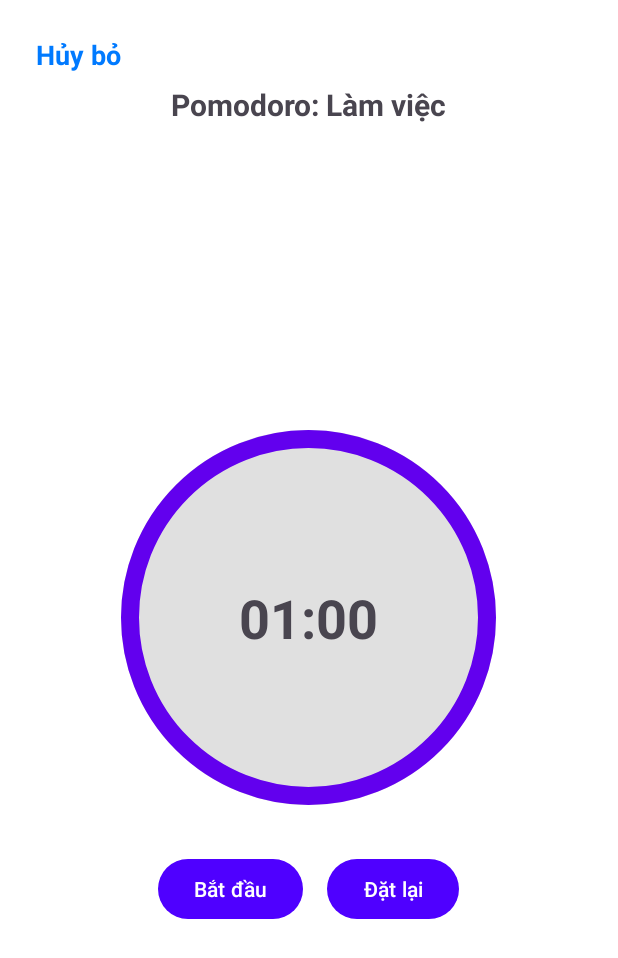
After one commit to PhamNhat2518/android-task-scheduler, an Android app: the PomodoroActivity screen opened directly, with no data from a screen before it, on a phone screen of 412 x 824 dp. The commit adds this screen. Shown: the top 958 px of the screen. Run offline under Robolectric (Android 15) with nearby library versions, the phone set to English and light mode, and no system bars.

Commit message:
Hoàn thành chức năng đồng hồ đếm ngược thời gian

```diff
--- a/app/src/main/AndroidManifest.xml
+++ b/app/src/main/AndroidManifest.xml
@@ -29,6 +29,8 @@
         <activity android:name=".controller.LoginActivity" android:exported="false"/>
         <activity android:name=".controller.RegisterActivity" android:exported="false"/>
         <activity android:name=".controller.ForgotPasswordActivity" android:exported="false"/>
+        <activity android:name=".controller.PomodoroActivity" android:exported="false" />
+
         <activity
             android:name=".controller.SettingsActivity"
             android:exported="false" />
--- /dev/null
+++ b/app/src/main/java/vn/edu/tlu/appquanlylichtrinh/controller/PomodoroActivity.java
@@ -0,0 +1,135 @@
+package vn.edu.tlu.appquanlylichtrinh.controller;
+
+import android.content.Intent;
+import android.media.MediaPlayer;
+import android.os.Bundle;
+import android.os.CountDownTimer;
+import android.widget.Button;
+import android.widget.ProgressBar;
+import android.widget.TextView;
+import android.widget.Toast;
+
+import androidx.appcompat.app.AppCompatActivity;
+
+import java.util.Locale;
+
+import vn.edu.tlu.appquanlylichtrinh.R;
+
+public class PomodoroActivity extends AppCompatActivity {
+
+    private TextView tvTimer, tvMode, tvCancel;
+    private Button btnStartPause, btnReset;
+    private ProgressBar progressBar;
+
+    private CountDownTimer countDownTimer;
+    private boolean isRunning = false;
+    private boolean isWorkMode = true;
+
+    private long timeLeftInMillis;
+    private long totalTimeInMillis;
+
+    private final long WORK_DURATION = 1 * 60 * 1000;  // 25 phút
+    private final long BREAK_DURATION = 5 * 60 * 1000;  // 5 phút
+
+    @Override
+    protected void onCreate(Bundle savedInstanceState) {
+        super.onCreate(savedInstanceState);
+        setContentView(R.layout.activity_pomodoro);
+
+        tvTimer = findViewById(R.id.tvTimer);
+        tvMode = findViewById(R.id.tvMode);
+        btnStartPause = findViewById(R.id.btnStartPause);
+        btnReset = findViewById(R.id.btnReset);
+        progressBar = findViewById(R.id.progressBar);
+        tvCancel = findViewById(R.id.tvCancel); // Nút hủy bỏ
+
+        startNewSession(true); // bắt đầu ở chế độ làm việc
+
+        btnStartPause.setOnClickListener(v -> {
+            if (isRunning) pauseTimer();
+            else startTimer();
+        });
+
+        btnReset.setOnClickListener(v -> resetTimer());
+
+        tvCancel.setOnClickListener(v -> {
+            // Trở về MainActivity
+            Intent intent = new Intent(PomodoroActivity.this, MainActivity.class);
+            intent.setFlags(Intent.FLAG_ACTIVITY_CLEAR_TOP | Intent.FLAG_ACTIVITY_SINGLE_TOP);
+            startActivity(intent);
+            finish();
+        });
+    }
+
+    private void startNewSession(boolean workMode) {
+        isWorkMode = workMode;
+        totalTimeInMillis = isWorkMode ? WORK_DURATION : BREAK_DURATION;
+        timeLeftInMillis = totalTimeInMillis;
+        tvMode.setText(isWorkMode ? "Pomodoro: Làm việc" : "Pomodoro: Nghỉ ngơi");
+        updateTimerUI();
+    }
+
+    private void startTimer() {
+        countDownTimer = new CountDownTimer(timeLeftInMillis, 1000) {
+            public void onTick(long millisUntilFinished) {
+                timeLeftInMillis = millisUntilFinished;
+                updateTimerUI();
+            }
+
+            public void onFinish() {
+                isRunning = false;
+
+                // Phát âm thanh và thông báo
+                playAlarm();
+                String message = isWorkMode ? "✅ Hết phiên làm việc! Đến giờ nghỉ ngơi." : "☕ Hết phiên nghỉ! Quay lại làm việc.";
+                Toast.makeText(PomodoroActivity.this, message, Toast.LENGTH_LONG).show();
+
+                // Tự động chuyển sang phiên tiếp theo
+                startNewSession(!isWorkMode);
+                updateTimerUI();
+                btnStartPause.setText("Bắt đầu");
+            }
+
+        }.start();
+
+        isRunning = true;
+        btnStartPause.setText("Tạm dừng");
+    }
+
+    private void pauseTimer() {
+        if (countDownTimer != null) countDownTimer.cancel();
+        isRunning = false;
+        btnStartPause.setText("Tiếp tục");
+    }
+
+    private void resetTimer() {
+        if (countDownTimer != null) countDownTimer.cancel();
+        isRunning = false;
+        timeLeftInMillis = totalTimeInMillis;
+        updateTimerUI();
+        btnStartPause.setText("Bắt đầu");
+    }
+
+    private void updateTimerUI() {
+        int minutes = (int) (timeLeftInMillis / 1000) / 60;
+        int seconds = (int) (timeLeftInMillis / 1000) % 60;
+        String timeFormatted = String.format(Locale.getDefault(), "%02d:%02d", minutes, seconds);
+        tvTimer.setText(timeFormatted);
+
+        int progress = (int) (100 * timeLeftInMillis / totalTimeInMillis);
+        progressBar.setProgress(progress);
+        tvMode.setText(isWorkMode ? "Pomodoro: Làm việc" : "Pomodoro: Nghỉ ngơi");
+    }
+
+    private void playAlarm() {
+        MediaPlayer mediaPlayer = MediaPlayer.create(this, R.raw.alarm_sound); // Đặt âm thanh ở res/raw/alarm_sound.mp3
+
+        if (mediaPlayer != null) {
+            mediaPlayer.setOnCompletionListener(mp -> {
+                mp.stop();
+                mp.release(); // Giải phóng tài nguyên
+            });
+            mediaPlayer.start();
+        }
+    }
+}
--- /dev/null
+++ b/app/src/main/java/vn/edu/tlu/appquanlylichtrinh/controller/SettingShareActivity.java
@@ -0,0 +1,4 @@
+package vn.edu.tlu.appquanlylichtrinh.controller;
+
+public class SettingShareActivity {
+}
--- /dev/null
+++ b/app/src/main/res/drawable/circular_progress.xml
@@ -0,0 +1,14 @@
+<layer-list xmlns:android="http://schemas.android.com/apk/res/android">
+    <item android:id="@android:id/background">
+        <shape android:shape="oval">
+            <solid android:color="#E0E0E0" />
+        </shape>
+    </item>
+    <item android:id="@android:id/progress">
+        <shape android:shape="oval">
+            <stroke
+                android:width="12dp"
+                android:color="#6200EE" />
+        </shape>
+    </item>
+</layer-list>
--- /dev/null
+++ b/app/src/main/res/drawable/ic_timer.xml
@@ -0,0 +1,5 @@
+<vector xmlns:android="http://schemas.android.com/apk/res/android" android:height="24dp" android:tint="#020202" android:viewportHeight="24" android:viewportWidth="24" android:width="24dp">
+
+    <path android:fillColor="@android:color/white" android:pathData="M11,17c0,0.55 0.45,1 1,1s1,-0.45 1,-1 -0.45,-1 -1,-1 -1,0.45 -1,1zM11,3v4h2L13,5.08c3.39,0.49 6,3.39 6,6.92 0,3.87 -3.13,7 -7,7s-7,-3.13 -7,-7c0,-1.68 0.59,-3.22 1.58,-4.42L12,13l1.41,-1.41 -6.8,-6.8v0.02C4.42,6.45 3,9.05 3,12c0,4.97 4.02,9 9,9 4.97,0 9,-4.03 9,-9s-4.03,-9 -9,-9h-1zM18,12c0,-0.55 -0.45,-1 -1,-1s-1,0.45 -1,1 0.45,1 1,1 1,-0.45 1,-1zM6,12c0,0.55 0.45,1 1,1s1,-0.45 1,-1 -0.45,-1 -1,-1 -1,0.45 -1,1z"/>
+
+</vector>
--- /dev/null
+++ b/app/src/main/res/layout/activity_pomodoro.xml
@@ -0,0 +1,80 @@
+<?xml version="1.0" encoding="utf-8"?>
+<RelativeLayout xmlns:android="http://schemas.android.com/apk/res/android"
+    android:layout_width="match_parent"
+    android:layout_height="match_parent"
+    xmlns:app="http://schemas.android.com/apk/res-auto"
+    android:padding="24dp"
+    android:background="@color/white">
+
+
+    <TextView
+        android:id="@+id/tvCancel"
+        android:layout_width="wrap_content"
+        android:layout_height="wrap_content"
+        android:text="Hủy bỏ"
+        android:textColor="#007AFF"
+        android:textSize="18sp"
+        android:textStyle="bold"
+        app:layout_constraintStart_toStartOf="parent"
+        app:layout_constraintTop_toTopOf="parent" />
+
+    <!-- Tiêu đề chế độ -->
+    <TextView
+        android:id="@+id/tvMode"
+        android:layout_width="wrap_content"
+        android:layout_height="wrap_content"
+        android:text="@string/pomodoro_mode_work"
+        android:textSize="20sp"
+        android:textStyle="bold"
+        android:layout_centerHorizontal="true"
+        android:layout_marginTop="32dp" />
+
+    <!-- ProgressBar tròn -->
+    <ProgressBar
+        android:id="@+id/progressBar"
+        style="?android:attr/progressBarStyleHorizontal"
+        android:layout_width="250dp"
+        android:layout_height="250dp"
+        android:layout_centerInParent="true"
+        android:indeterminate="false"
+        android:max="100"
+        android:progress="100"
+        android:rotation="-90"
+        android:progressDrawable="@drawable/circular_progress" />
+
+    <!-- Text đếm thời gian ở giữa -->
+    <TextView
+        android:id="@+id/tvTimer"
+        android:layout_width="wrap_content"
+        android:layout_height="wrap_content"
+        android:text="25:00"
+        android:textSize="36sp"
+        android:textStyle="bold"
+        android:layout_centerInParent="true" />
+
+    <!-- ✅ Hai nút nằm ngang -->
+    <LinearLayout
+        android:id="@+id/buttonLayout"
+        android:layout_width="wrap_content"
+        android:layout_height="wrap_content"
+        android:layout_below="@id/progressBar"
+        android:layout_centerHorizontal="true"
+        android:layout_marginTop="32dp"
+        android:orientation="horizontal"
+        android:gravity="center">
+
+        <Button
+            android:id="@+id/btnStartPause"
+            android:layout_width="wrap_content"
+            android:layout_height="wrap_content"
+            android:text="@string/btn_start"
+            android:layout_marginEnd="16dp" />
+
+        <Button
+            android:id="@+id/btnReset"
+            android:layout_width="wrap_content"
+            android:layout_height="wrap_content"
+            android:text="@string/btn_reset" />
+    </LinearLayout>
+
+</RelativeLayout>
--- a/app/src/main/res/menu/bottom_navigation_menu.xml
+++ b/app/src/main/res/menu/bottom_navigation_menu.xml
@@ -8,4 +8,9 @@
         android:id="@+id/navigation_tasks"
         android:icon="@drawable/ic_checklist_24"
         android:title="Công việc" />
+    <item
+        android:id="@+id/nav_pomodoro"
+        android:icon="@drawable/ic_timer"
+        android:title="Pomodoro" />
+
 </menu>
--- a/app/src/main/res/values/strings.xml
+++ b/app/src/main/res/values/strings.xml
@@ -1,3 +1,9 @@
 <resources>
     <string name="app_name">AppQuanLyLichTrinh</string>
+    <string name="pomodoro_mode_work">Pomodoro: Làm việc</string>
+    <string name="pomodoro_mode_rest">Pomodoro: Nghỉ ngơi</string>
+    <string name="btn_start">Bắt đầu</string>
+    <string name="btn_pause">Tạm dừng</string>
+    <string name="btn_resume">Tiếp tục</string>
+    <string name="btn_reset">Đặt lại</string>
 </resources>
```
Also changed, not shown: app/src/main/java/vn/edu/tlu/appquanlylichtrinh/controller/MainActivity.java (+23 -0 lines), app/src/main/java/vn/edu/tlu/appquanlylichtrinh/controller/SettingsActivity.java (+24 -0 lines), app/src/main/res/layout/activity_settings.xml (+0 -10 lines), app/src/main/res/menu/toolbar_menu.xml (line endings or trailing spaces), 1 other file.
